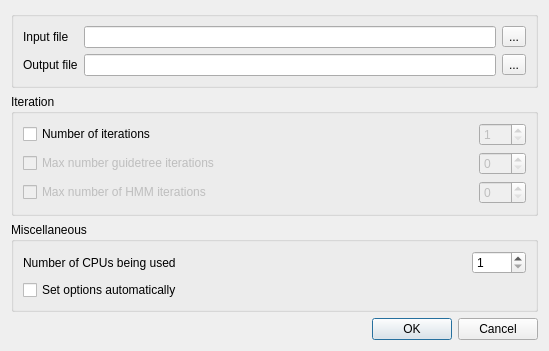
Before: the Qt Designer form src/plugins/external_tool_support/src/ui/ClustalOSupportRunDialog.ui in violethaze74/ugene, drawn with Qt 5.
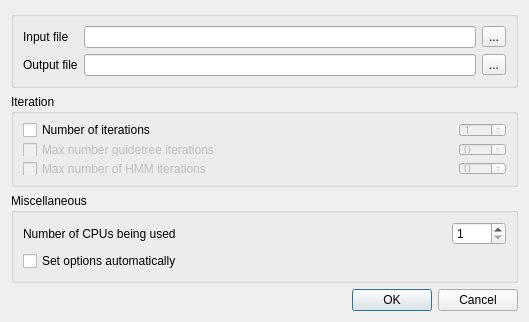
After: the same form once the commit is applied.

What changed in the file:
```diff
--- a/src/plugins/external_tool_support/src/ui/ClustalOSupportRunDialog.ui
+++ b/src/plugins/external_tool_support/src/ui/ClustalOSupportRunDialog.ui
@@ -6,7 +6,7 @@
    <rect>
     <x>0</x>
     <y>0</y>
-    <width>549</width>
+    <width>529</width>
     <height>322</height>
    </rect>
   </property>
@@ -18,8 +18,8 @@
   </property>
   <property name="minimumSize">
    <size>
-    <width>0</width>
-    <height>0</height>
+    <width>529</width>
+    <height>322</height>
    </size>
   </property>
   <property name="maximumSize">
```
